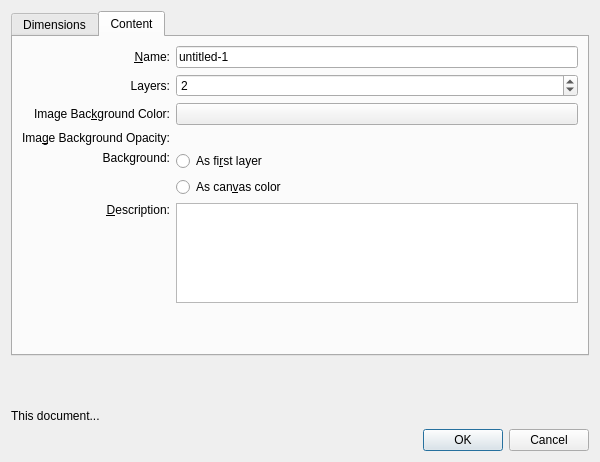
First picture: the form in libs/ui/forms/wdgnewimage.ui, repository KDE/krita, before the edit.
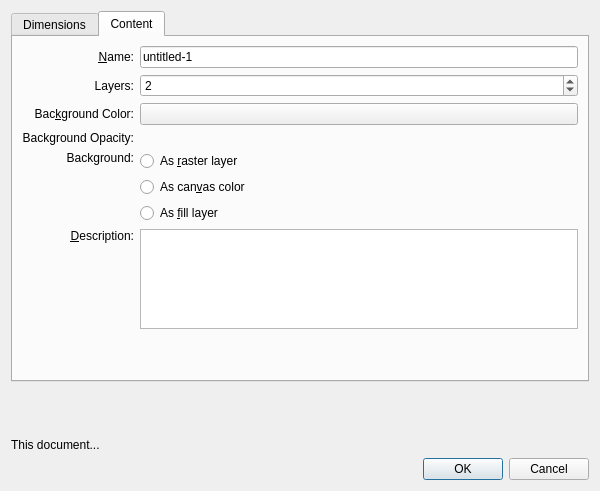
Second picture: the form after the edit. The open tabs and pages were chosen to show the change. Custom widgets are drawn as their Qt base class.

Commit message:
Added Fill Layer Content Option for New Documents
This patch also changes a few things about how new images are created by
making use of enums in the newImage interface. I think I've also
addressed the background opacity in a way that makes more sense and also
allows for users to tweak background opacity settings after creating a
new image. Lastly, while using RASTER or FILL backgrounds, if you create
more than one layer the background layer will start locked. This helps
to prevent accidental painting on initial starting background layers.

What changed in the file:
```diff
--- a/libs/ui/forms/wdgnewimage.ui
+++ b/libs/ui/forms/wdgnewimage.ui
@@ -7,7 +7,7 @@
     <x>0</x>
     <y>0</y>
     <width>600</width>
-    <height>462</height>
+    <height>491</height>
    </rect>
   </property>
   <property name="sizePolicy">
@@ -383,7 +383,7 @@
        <item row="3" column="1">
         <widget class="QLabel" name="lblOpacity">
          <property name="text">
-          <string>Ima&amp;ge Background Opacity:</string>
+          <string>Background Opacity:</string>
          </property>
          <property name="alignment">
           <set>Qt::AlignRight|Qt::AlignTrailing|Qt::AlignVCenter</set>
@@ -415,7 +415,7 @@
        <item row="2" column="1">
         <widget class="QLabel" name="lblColor">
          <property name="text">
-          <string>Image Bac&amp;kground Color:</string>
+          <string>Bac&amp;kground Color:</string>
          </property>
          <property name="alignment">
           <set>Qt::AlignRight|Qt::AlignTrailing|Qt::AlignVCenter</set>
@@ -469,7 +469,7 @@
          <item>
           <widget class="QRadioButton" name="radioBackgroundAsLayer">
            <property name="text">
-            <string>As fi&amp;rst layer</string>
+            <string>As &amp;raster layer</string>
            </property>
           </widget>
          </item>
@@ -480,6 +480,16 @@
            </property>
           </widget>
          </item>
+         <item>
+          <widget class="QRadioButton" name="radioBackgroundAsFill">
+           <property name="toolTip">
+            <string>Use background color and opacity to create a background fill layer. The color for this layer can be reconfigured in the layer's properties.</string>
+           </property>
+           <property name="text">
+            <string>As &amp;fill layer</string>
+           </property>
+          </widget>
+         </item>
         </layout>
        </item>
        <item row="2" column="2">
```
Left out of the diff: 20 changed lines with no effect on the pictures. The commit also changes 9 other files.
